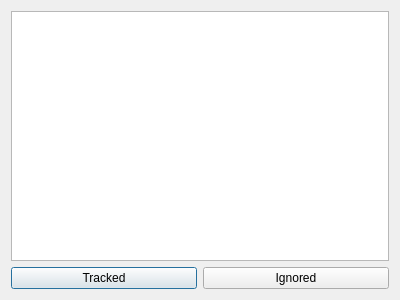
Qt form filterutilitydialog.ui (themattkerr/TimeTracker) before a commit.
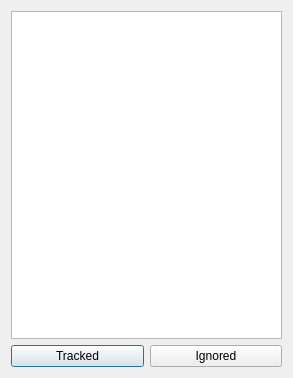
The same form after that commit.

Patch:
```diff
--- a/filterutilitydialog.ui
+++ b/filterutilitydialog.ui
@@ -6,8 +6,8 @@
    <rect>
     <x>0</x>
     <y>0</y>
-    <width>400</width>
-    <height>300</height>
+    <width>293</width>
+    <height>378</height>
    </rect>
   </property>
   <property name="windowTitle">
```
